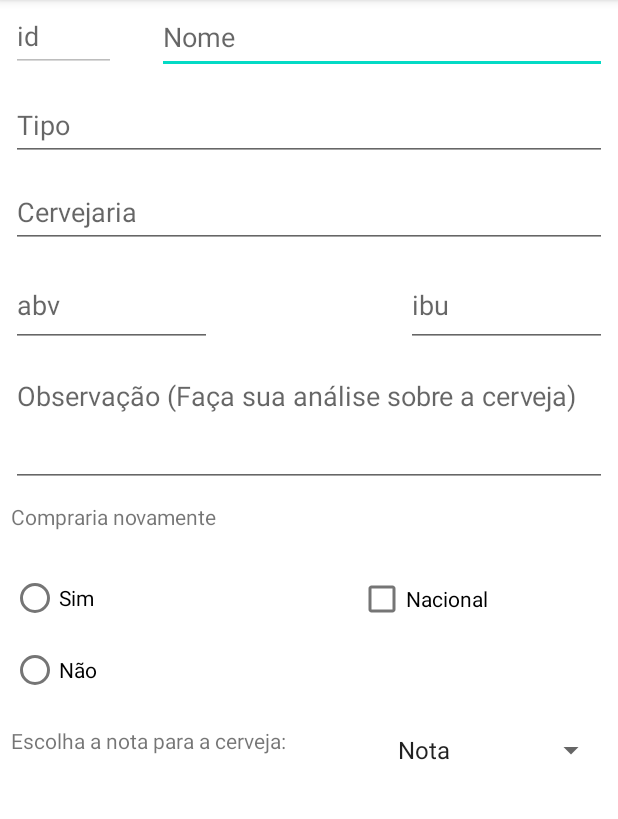
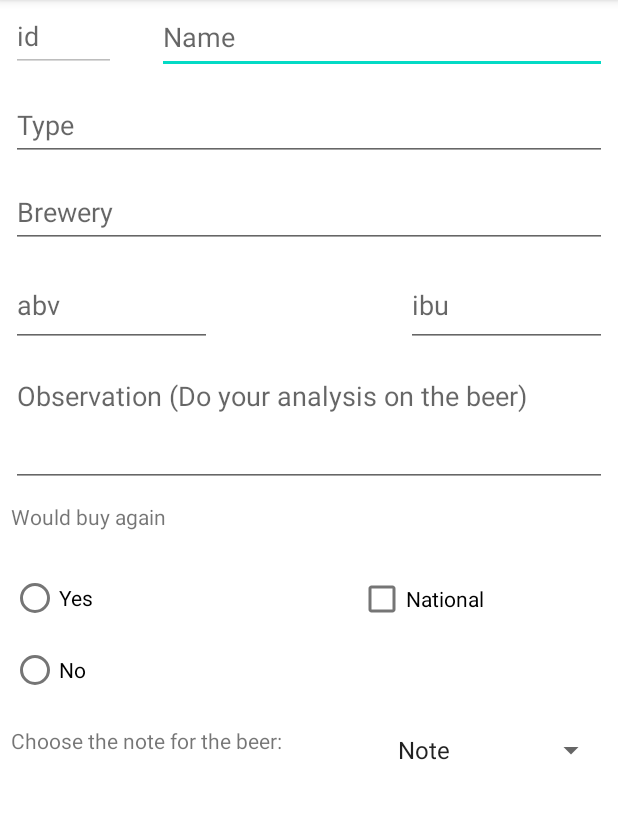
Before and after one commit to diego-dantas/beer-type-control, an Android app: the RegisterActivity screen opened directly, with no data from a screen before it, on a phone screen of 412 x 824 dp, the part 84-903 px from its top. Run offline under Robolectric (Android 15) with nearby library versions, the phone set to English and light mode, and no system bars; our stand-ins replace data binding.

Commit message:
Fifth delivery | Internationalize the APP

```diff
--- a/app/src/main/java/com/blackscreen/beertypecontrol/beer/BeerAdapter.java
+++ b/app/src/main/java/com/blackscreen/beertypecontrol/beer/BeerAdapter.java
@@ -1,6 +1,7 @@
 package com.blackscreen.beertypecontrol.beer;
 
 import android.content.Context;
+import android.graphics.Color;
 import android.view.LayoutInflater;
 import android.view.View;
 import android.view.ViewGroup;
@@ -8,6 +9,7 @@ import android.widget.BaseAdapter;
 import android.widget.TextView;
 
 import com.blackscreen.beertypecontrol.R;
+import com.blackscreen.beertypecontrol.useful.ViewMode;
 
 import java.util.List;
 import java.util.Objects;
@@ -16,6 +18,7 @@ public class BeerAdapter extends BaseAdapter {
 
     private Context context;
     private List<BeerDTO> beers;
+    private int colorMode;
 
     public BeerAdapter(Context context, List<BeerDTO> beers){
         this.context = context;
@@ -80,4 +83,5 @@ public class BeerAdapter extends BaseAdapter {
 
         return view;
     }
+
 }
--- /dev/null
+++ b/app/src/main/java/com/blackscreen/beertypecontrol/useful/ViewOrder.java
@@ -0,0 +1,5 @@
+package com.blackscreen.beertypecontrol.useful;
+
+public enum ViewOrder {
+    ASC, DESC
+}
--- /dev/null
+++ b/app/src/main/java/com/blackscreen/beertypecontrol/useful/ViewTypeOrder.java
@@ -0,0 +1,5 @@
+package com.blackscreen.beertypecontrol.useful;
+
+public enum ViewTypeOrder {
+    ID, NAME
+}
--- a/app/src/main/res/layout/activity_beer_layout.xml
+++ b/app/src/main/res/layout/activity_beer_layout.xml
@@ -22,11 +22,12 @@
             tools:context=".BeerLayout">
 
             <TextView
-                android:id="@+id/textView13"
+                android:id="@+id/textViewListId"
                 android:layout_width="10dp"
                 android:layout_height="wrap_content"
                 android:layout_weight="1"
-                android:text="@string/id" />
+                android:text="@string/id"
+                android:textColor="#121111" />
 
             <TextView
                 android:id="@+id/textView5"
--- a/app/src/main/res/layout/activity_list.xml
+++ b/app/src/main/res/layout/activity_list.xml
@@ -2,6 +2,7 @@
 <androidx.constraintlayout.widget.ConstraintLayout xmlns:android="http://schemas.android.com/apk/res/android"
     xmlns:app="http://schemas.android.com/apk/res-auto"
     xmlns:tools="http://schemas.android.com/tools"
+    android:id="@+id/constraintLayoutList"
     android:layout_width="match_parent"
     android:layout_height="match_parent"
     tools:context=".ListActivity">
--- a/app/src/main/res/values/strings.xml
+++ b/app/src/main/res/values/strings.xml
@@ -3,55 +3,55 @@
 
     <!-- label    -->
     <string name="id">id</string>
-    <string name="name">Nome</string>
-    <string name="type">Tipo</string>
-    <string name="brewery">Cervejaria</string>
+    <string name="name">Name</string>
+    <string name="type">Type</string>
+    <string name="brewery">Brewery</string>
     <string name="abv">abv</string>
     <string name="ibu">ibu</string>
-    <string name="note">Observação (Faça sua análise sobre a cerveja)</string>
-    <string name="yes">Sim</string>
-    <string name="no">Não</string>
-    <string name="wouldBuyAgain">Compraria novamente</string>
-    <string name="origin">Nacional</string>
-    <string name="opsSpinner">Escolha a nota para a cerveja:</string>
+    <string name="note">Observation (Do your analysis on the beer)</string>
+    <string name="yes">Yes</string>
+    <string name="no">No</string>
+    <string name="wouldBuyAgain">Would buy again</string>
+    <string name="origin">National</string>
+    <string name="opsSpinner">"Choose the note for the beer: "</string>
     <!-- label -->
 
     <!-- button  label -->
-    <string name="save">Salvar</string>
-    <string name="clean">Limpar</string>
-    <string name="add">Adicionar</string>
-    <string name="edit">Editar</string>
-    <string name="delete">Excluir</string>
+    <string name="save">To save</string>
+    <string name="clean">Clean</string>
+    <string name="add">Add</string>
+    <string name="edit">To edit</string>
+    <string name="delete">Delete</string>
     <!-- button  label -->
 
     <!-- error msg -->
-    <string name="errorName">O nome da cerveja não pode ser vazio</string>
-    <string name="errorType">O tipo da cerveja não pode ser vazio</string>
-    <string name="errorbrewery">A Cervejaria não pode ser vazio</string>
-    <string name="errorAbv">O Abv da cerveja não pode ser vazio</string>
-    <string name="errorIbu">O ibu da cerveja não pode ser vazio</string>
-    <string name="errorNote">O campo de observação não pode ser vazio</string>
-    <string name="errorRadioGroupBuy">Escolha uma opção</string>
+    <string name="errorName">"The beer name cannot be empty "</string>
+    <string name="errorType">The beer type cannot be empty</string>
+    <string name="errorbrewery">"The Brewery cannot be empty "</string>
+    <string name="errorAbv">"Beer Abv cannot be empty "</string>
+    <string name="errorIbu">"The beer ibu can't be empty "</string>
+    <string name="errorNote">"The observation field cannot be empty "</string>
+    <string name="errorRadioGroupBuy">"Choose an option "</string>
     <!-- error msg -->
 
     <!-- geral msg   -->
-    <string name="campos_limpos">Campos limpos</string>
-    <string name="spinnerLabel">Nota</string>
-    <string name="errorSpinner">Error ao carregar os valores do spinner</string>
-    <string name="errorSpinnerSelect">Escolha uma nota de 0 a 10 para a cerveja</string>
-    <string name="msg_success">Todos os dados foram validados</string>
+    <string name="campos_limpos">Clean fields</string>
+    <string name="spinnerLabel">Note</string>
+    <string name="errorSpinner">"Error loading spinner values "</string>
+    <string name="errorSpinnerSelect">"Choose a grade from 0 to 10 for the beer "</string>
+    <string name="msg_success">"All data has been validated "</string>
     <!-- geral msg   -->
 
 
     <!-- About -->
-    <string name="about">Sobre</string>
-    <string name="author">Autor: Diego Dantas</string>
-    <string name="course">Curso: Desenvolvimento Java Para Dispositivos Móveis</string>
+    <string name="about">About</string>
+    <string name="author">Author: Diego Dantas</string>
+    <string name="course">"Course: Java Development for Mobile Devices "</string>
     <string name="email">E-mail: diego.dsdantas@gmail.com</string>
-    <string name="description">Aplicativo para controle de cervejas</string>
-    <string name="institution">Instituição: Universidade Tecnológica Federal do Paraná</string>
+    <string name="description">Beer control app</string>
+    <string name="institution">Institution: Federal Technological University of Paraná</string>
     <!-- About -->
 
-    <string name="newBeer">Nova Cerveja</string>
-    <string name="updateBeer">Alterar Cerveja</string>
+    <string name="newBeer">"New Beer "</string>
+    <string name="updateBeer">Update Beer</string>
 </resources>
```
Also changed, not shown: app/src/main/java/com/blackscreen/beertypecontrol/ListActivity.java (+88 -10 lines), app/src/main/java/com/blackscreen/beertypecontrol/beer/BeerComparator.java (added, +36 -0 lines), app/src/main/java/com/blackscreen/beertypecontrol/useful/ViewMode.java (added, +8 -0 lines), app/src/main/res/menu/main_option.xml (+10 -0 lines), 1 other file.
